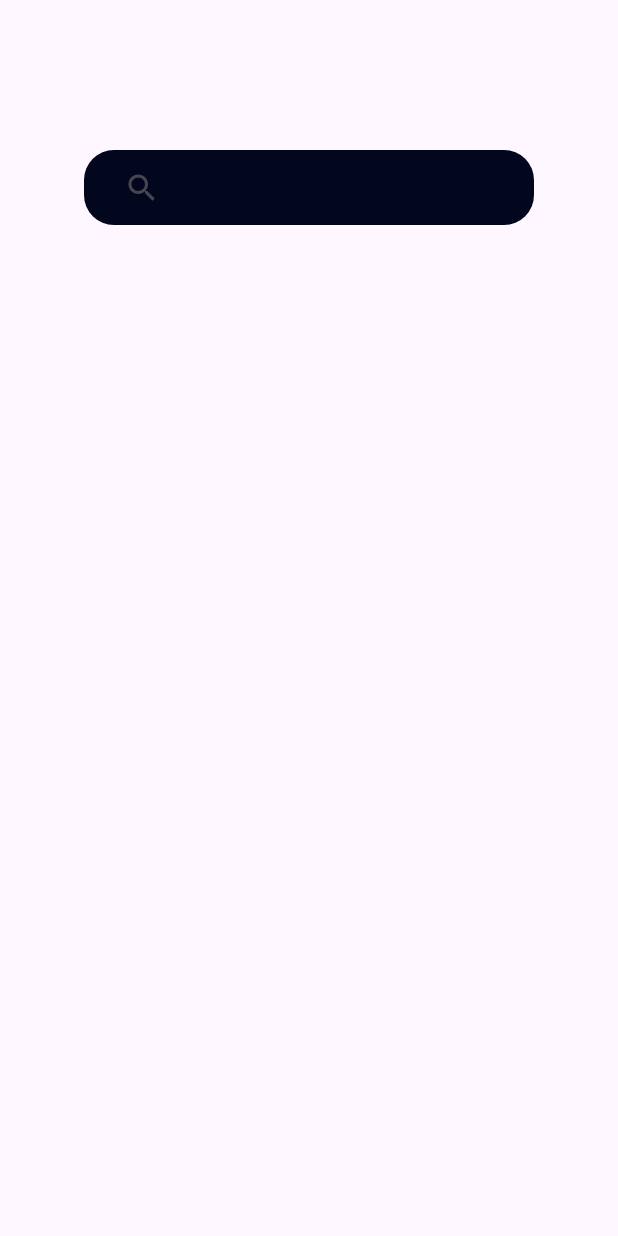
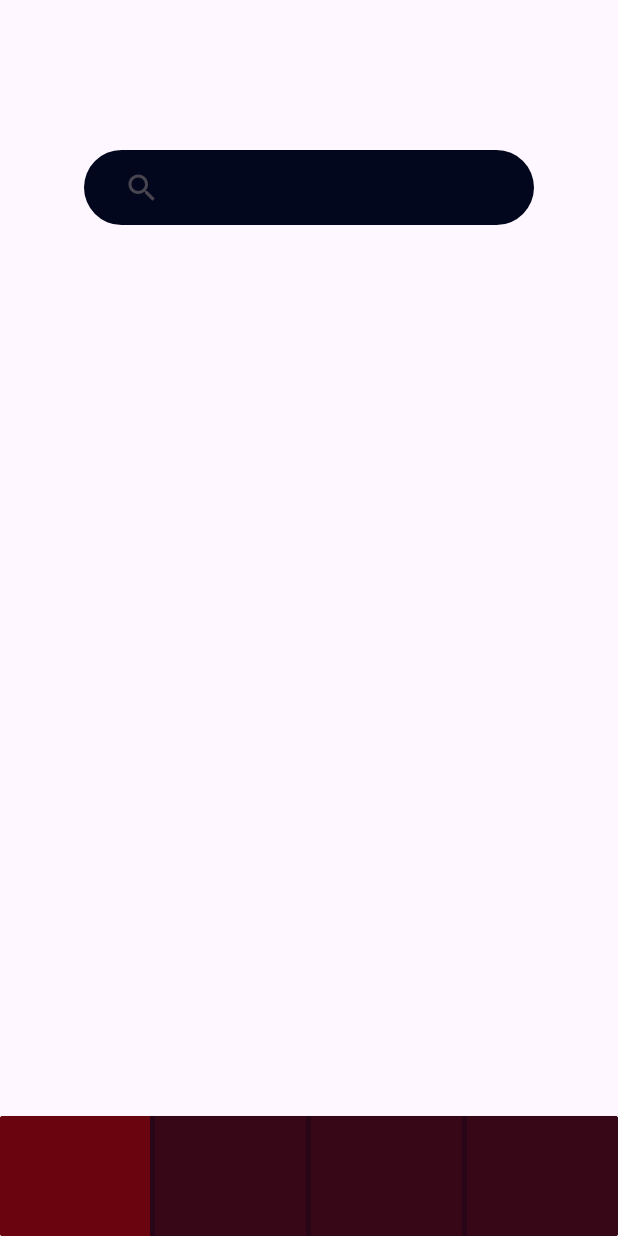
Before and after one commit to eriicp/FHUBO, an Android app: the layout activity_city.xml on its own in the app's theme, with its tools: preview values and no code run, on a phone screen of 412 x 824 dp. Run offline under Robolectric (Android 15) with nearby library versions, the phone set to English and light mode, and no system bars.

```diff
--- /dev/null
+++ b/app/src/main/java/com/example/fhubo/CityActivity.java
@@ -0,0 +1,6 @@
+package com.example.fhubo;
+
+import android.app.Activity;
+
+public class CityActivity extends Activity {
+}
--- /dev/null
+++ b/app/src/main/java/com/example/fhubo/CityActivity.kt
@@ -0,0 +1,20 @@
+package com.example.fhubo
+
+import android.os.Bundle
+import androidx.activity.enableEdgeToEdge
+import androidx.appcompat.app.AppCompatActivity
+import androidx.core.view.ViewCompat
+import androidx.core.view.WindowInsetsCompat
+
+class CityActivty : AppCompatActivity() {
+    override fun onCreate(savedInstanceState: Bundle?) {
+        super.onCreate(savedInstanceState)
+        enableEdgeToEdge()
+        setContentView(R.layout.activity_city)
+        ViewCompat.setOnApplyWindowInsetsListener(findViewById(R.id.city)) { v, insets ->
+            val systemBars = insets.getInsets(WindowInsetsCompat.Type.systemBars())
+            v.setPadding(systemBars.left, systemBars.top, systemBars.right, systemBars.bottom)
+            insets
+        }
+    }
+}
--- /dev/null
+++ b/app/src/main/res/drawable/outline_arrow_back_ios_new_24.xml
@@ -0,0 +1,5 @@
+<vector xmlns:android="http://schemas.android.com/apk/res/android" android:height="24dp" android:tint="#000000" android:viewportHeight="960" android:viewportWidth="960" android:width="24dp">
+
+    <path android:fillColor="@android:color/white" android:pathData="M640,880L240,480L640,80L711,151L382,480L711,809L640,880Z"/>
+
+</vector>
--- a/app/src/main/res/drawable/sv_rounded.xml
+++ b/app/src/main/res/drawable/sv_rounded.xml
@@ -1,7 +1,7 @@
 <?xml version="1.0" encoding="utf-8"?>
 <shape xmlns:android="http://schemas.android.com/apk/res/android">
     <solid android:color="@color/InkBlack"/>
-    <corners android:radius="20dp"/>
+    <corners android:radius="80dp"/>
     <padding android:left="15dp"
         android:bottom="15dp"
         android:right="15dp"
--- a/app/src/main/res/layout/activity_city.xml
+++ b/app/src/main/res/layout/activity_city.xml
@@ -2,9 +2,13 @@
 <androidx.constraintlayout.widget.ConstraintLayout xmlns:android="http://schemas.android.com/apk/res/android"
     android:layout_width="match_parent"
     android:layout_height="match_parent"
-    xmlns:app="http://schemas.android.com/apk/res-auto">
+    android:id="@+id/city"
+    xmlns:app="http://schemas.android.com/apk/res-auto"
+    xmlns:tools="http://schemas.android.com/tools"
+    tools:context=".CityActivity">
 
     <SearchView
+        android:id="@+id/svCity"
         android:layout_width="300dp"
         android:layout_height="50dp"
         app:layout_constraintTop_toTopOf="parent"
@@ -14,4 +18,56 @@
         android:background="@drawable/sv_rounded"
         />
 
+    <androidx.cardview.widget.CardView
+        android:layout_width="match_parent"
+        android:layout_height="80dp"
+        app:layout_constraintBottom_toBottomOf="parent"
+        app:layout_constraintStart_toStartOf="parent"
+        app:layout_constraintEnd_toEndOf="parent"
+        android:backgroundTint="@color/granate2"
+        >
+        <LinearLayout
+            android:layout_width="match_parent"
+            android:layout_height="match_parent"
+            android:orientation="horizontal"
+            android:layout_marginBottom="-4dp"
+            android:layout_marginTop="-4dp"
+            >
+            <Button
+                android:layout_width="0dp"
+                android:layout_height="match_parent"
+                android:layout_weight="1"
+                android:backgroundTint="@color/cherry"
+                app:cornerRadius="0dp"
+                />
+            <Button
+                android:layout_width="0dp"
+                android:layout_height="match_parent"
+                android:layout_weight="1"
+                android:backgroundTint="@color/granate"
+                app:cornerRadius="0dp"
+                android:layout_marginStart="3dp"
+                android:layout_marginEnd="3dp"
+                />
+            <Button
+                android:layout_width="0dp"
+                android:layout_height="match_parent"
+                android:layout_weight="1"
+                android:backgroundTint="@color/granate"
+                app:cornerRadius="0dp"
+                android:layout_marginEnd="3dp"
+                />
+            <Button
+                android:layout_width="0dp"
+                android:layout_height="match_parent"
+                android:layout_weight="1"
+                android:backgroundTint="@color/granate"
+                app:cornerRadius="0dp"
+                />
+
+
+        </LinearLayout>
+
+    </androidx.cardview.widget.CardView>
+
 </androidx.constraintlayout.widget.ConstraintLayout>
--- a/app/src/main/res/layout/activity_main.xml
+++ b/app/src/main/res/layout/activity_main.xml
@@ -7,11 +7,5 @@
     android:layout_height="match_parent"
     tools:context=".MainActivity">
 
-    <LinearLayout
-        android:layout_width="match_parent"
-        android:layout_height="70dp"
-        android:orientation="horizontal"
-        app:layout_constraintBottom_toBottomOf="parent"
-        />
 
 </androidx.constraintlayout.widget.ConstraintLayout>
--- a/app/src/main/res/values/colors.xml
+++ b/app/src/main/res/values/colors.xml
@@ -12,4 +12,5 @@
     <color name="naranja3">#F48C06</color>
     <color name="amarillo">#faa307</color>
     <color name="amarillo2">#ffba08</color>
+    <color name="granate2">#280617</color>
 </resources>
```
